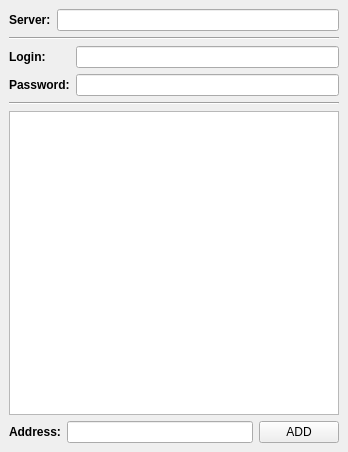
Before: the Qt Designer form client/mainwindow.ui in DrSmyrke/Tunnel-connector, drawn with Qt 5.
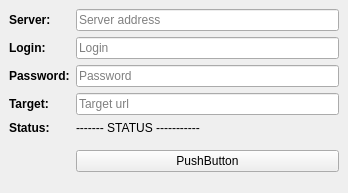
After: the same form once the commit is applied.

```diff
--- a/client/mainwindow.ui
+++ b/client/mainwindow.ui
@@ -7,121 +7,110 @@
     <x>0</x>
     <y>0</y>
     <width>348</width>
-    <height>452</height>
+    <height>193</height>
    </rect>
   </property>
   <property name="windowTitle">
    <string>MainWindow</string>
   </property>
   <widget class="QWidget" name="centralwidget">
-   <layout class="QVBoxLayout" name="verticalLayout">
-    <item>
-     <layout class="QHBoxLayout" name="horizontalLayout_2">
-      <item>
+   <layout class="QFormLayout" name="formLayout_2">
+    <item row="2" column="0">
        <widget class="QLabel" name="label">
         <property name="text">
          <string>&lt;b&gt;Server:&lt;/b&gt;</string>
         </property>
        </widget>
       </item>
-      <item>
-       <widget class="QLineEdit" name="serverAddrBox"/>
-      </item>
-     </layout>
-    </item>
-    <item>
-     <widget class="Line" name="line_3">
-      <property name="orientation">
-       <enum>Qt::Horizontal</enum>
+    <item row="2" column="1">
+     <widget class="QLineEdit" name="serverAddrBox">
+      <property name="placeholderText">
+       <string>Server address</string>
       </property>
      </widget>
     </item>
-    <item>
-     <layout class="QFormLayout" name="formLayout">
-      <item row="0" column="0">
+    <item row="3" column="0">
        <widget class="QLabel" name="label_5">
         <property name="text">
          <string>&lt;b&gt;Login:&lt;/b&gt;</string>
         </property>
        </widget>
       </item>
-      <item row="0" column="1">
-       <widget class="QLineEdit" name="loginBox"/>
-      </item>
-      <item row="1" column="0">
+    <item row="3" column="1">
+     <widget class="QLineEdit" name="loginBox">
+      <property name="placeholderText">
+       <string>Login</string>
+      </property>
+     </widget>
+    </item>
+    <item row="4" column="0">
        <widget class="QLabel" name="label_6">
         <property name="text">
          <string>&lt;b&gt;Password:&lt;/b&gt;</string>
         </property>
        </widget>
       </item>
-      <item row="1" column="1">
+    <item row="4" column="1">
        <widget class="QLineEdit" name="passwordBox">
         <property name="echoMode">
          <enum>QLineEdit::PasswordEchoOnEdit</enum>
         </property>
-       </widget>
-      </item>
-     </layout>
+      <property name="placeholderText">
+       <string>Password</string>
+      </property>
+     </widget>
+    </item>
+    <item row="7" column="0">
+     <widget class="Line" name="line_3">
+      <property name="orientation">
+       <enum>Qt::Horizontal</enum>
+      </property>
+     </widget>
     </item>
-    <item>
+    <item row="8" column="0">
      <widget class="Line" name="line_2">
       <property name="orientation">
        <enum>Qt::Horizontal</enum>
       </property>
      </widget>
     </item>
-    <item>
-     <widget class="QTableView" name="tableView">
-      <property name="selectionMode">
-       <enum>QAbstractItemView::NoSelection</enum>
-      </property>
-      <property name="selectionBehavior">
-       <enum>QAbstractItemView::SelectItems</enum>
-      </property>
-      <property name="showGrid">
-       <bool>false</bool>
-      </property>
-      <property name="gridStyle">
-       <enum>Qt::SolidLine</enum>
-      </property>
-      <property name="wordWrap">
-       <bool>true</bool>
-      </property>
-      <property name="cornerButtonEnabled">
-       <bool>true</bool>
-      </property>
-      <attribute name="horizontalHeaderVisible">
-       <bool>false</bool>
-      </attribute>
-      <attribute name="horizontalHeaderStretchLastSection">
-       <bool>true</bool>
-      </attribute>
-      <attribute name="verticalHeaderVisible">
-       <bool>false</bool>
-      </attribute>
-     </widget>
+    <item row="9" column="0">
+     <layout class="QHBoxLayout" name="horizontalLayout_15"/>
     </item>
-    <item>
-     <layout class="QHBoxLayout" name="horizontalLayout_15">
-      <item>
+    <item row="5" column="0">
        <widget class="QLabel" name="label_32">
         <property name="text">
-         <string>&lt;b&gt;Address:&lt;/b&gt;</string>
+       <string>&lt;b&gt;Target:&lt;/b&gt;</string>
         </property>
        </widget>
       </item>
-      <item>
-       <widget class="QLineEdit" name="addAddressBox"/>
-      </item>
-      <item>
-       <widget class="QPushButton" name="addAddressB">
+    <item row="5" column="1">
+     <widget class="QLineEdit" name="addAddressBox">
+      <property name="placeholderText">
+       <string>Target url</string>
+      </property>
+     </widget>
+    </item>
+    <item row="6" column="0">
+     <widget class="QLabel" name="label_2">
         <property name="text">
-         <string>ADD</string>
+       <string>&lt;b&gt;Status:&lt;/b&gt;</string>
         </property>
        </widget>
       </item>
-     </layout>
+    <item row="8" column="1">
+     <widget class="QPushButton" name="connectB">
+      <property name="text">
+       <string>PushButton</string>
+      </property>
+     </widget>
+    </item>
+    <item row="6" column="1">
+     <widget class="QLabel" name="statusL">
+      <property name="text">
+       <string>------- STATUS -----------</string>
+      </property>
+     </widget>
     </item>
    </layout>
   </widget>
```
Lines whose indentation alone changed are shown as unchanged.
